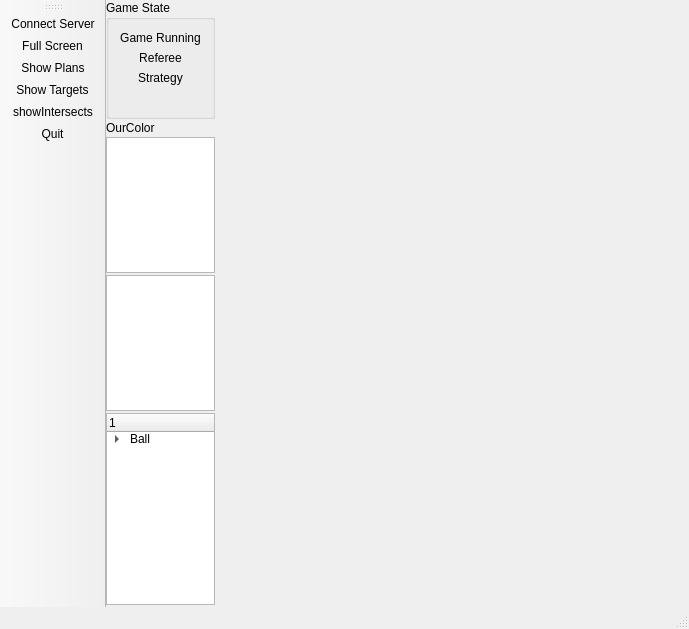
First picture: the form in visualizer/mainwindow.ui, repository amiryanj/cyrus_ssl, before the edit.
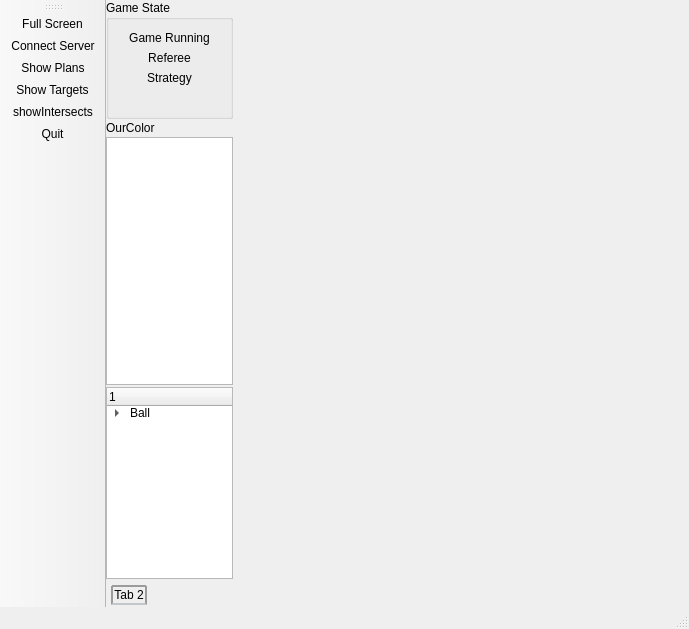
Second picture: the form after the edit. Icons and pictures are not drawn.

Diff of the .ui file:
```diff
--- a/visualizer/mainwindow.ui
+++ b/visualizer/mainwindow.ui
@@ -10,6 +10,15 @@
     <height>629</height>
    </rect>
   </property>
+  <property name="font">
+   <font>
+    <family>Ubuntu</family>
+    <pointsize>-1</pointsize>
+    <weight>50</weight>
+    <italic>false</italic>
+    <bold>false</bold>
+   </font>
+  </property>
   <property name="windowTitle">
    <string>Cyrus Visualizer</string>
   </property>
@@ -75,7 +84,7 @@
      <number>0</number>
     </property>
     <item>
-     <layout class="QVBoxLayout" name="verticalLayout" stretch="0,0,1,1,0,0">
+     <layout class="QVBoxLayout" name="verticalLayout" stretch="0,0,1,0,0,0">
       <property name="spacing">
        <number>2</number>
       </property>
@@ -142,11 +151,11 @@
        <widget class="QTableWidget" name="ourRobotsTableWidget">
         <property name="font">
          <font>
-          <family>Times New Roman</family>
+          <family>Ubuntu</family>
           <pointsize>-1</pointsize>
-          <weight>75</weight>
+          <weight>50</weight>
           <italic>false</italic>
-          <bold>true</bold>
+          <bold>false</bold>
          </font>
         </property>
         <property name="editTriggers">
@@ -160,19 +169,6 @@
         </attribute>
        </widget>
       </item>
-      <item>
-       <widget class="QTableWidget" name="opRobotsTableWidget">
-        <property name="editTriggers">
-         <set>QAbstractItemView::NoEditTriggers</set>
-        </property>
-        <attribute name="horizontalHeaderDefaultSectionSize">
-         <number>60</number>
-        </attribute>
-        <attribute name="verticalHeaderMinimumSectionSize">
-         <number>21</number>
-        </attribute>
-       </widget>
-      </item>
       <item>
        <widget class="QTreeWidget" name="treeWidget">
         <column>
@@ -227,6 +223,18 @@
         </item>
        </widget>
       </item>
+      <item>
+       <widget class="QTabWidget" name="tabWidget_2">
+        <property name="tabPosition">
+         <enum>QTabWidget::South</enum>
+        </property>
+        <widget class="QWidget" name="tab_2">
+         <attribute name="title">
+          <string>Tab 2</string>
+         </attribute>
+        </widget>
+       </widget>
+      </item>
       <item>
        <widget class="QWidget" name="widget" native="true"/>
       </item>
@@ -269,12 +277,21 @@
           <verstretch>0</verstretch>
          </sizepolicy>
         </property>
+        <property name="tabPosition">
+         <enum>QTabWidget::West</enum>
+        </property>
         <property name="tabShape">
          <enum>QTabWidget::Triangular</enum>
         </property>
         <property name="currentIndex">
          <number>-1</number>
         </property>
+        <property name="iconSize">
+         <size>
+          <width>16</width>
+          <height>16</height>
+         </size>
+        </property>
         <property name="tabsClosable">
          <bool>true</bool>
         </property>
@@ -297,8 +314,8 @@
    <attribute name="toolBarBreak">
     <bool>false</bool>
    </attribute>
-   <addaction name="actionConnect_Server"/>
    <addaction name="actionFull_Screen"/>
+   <addaction name="actionConnect_Server"/>
    <addaction name="actionShow_Plans"/>
    <addaction name="actionShow_Targets"/>
    <addaction name="actionShowIntersects"/>
```
Left out of the diff: 5 changed lines with no effect on the pictures.
